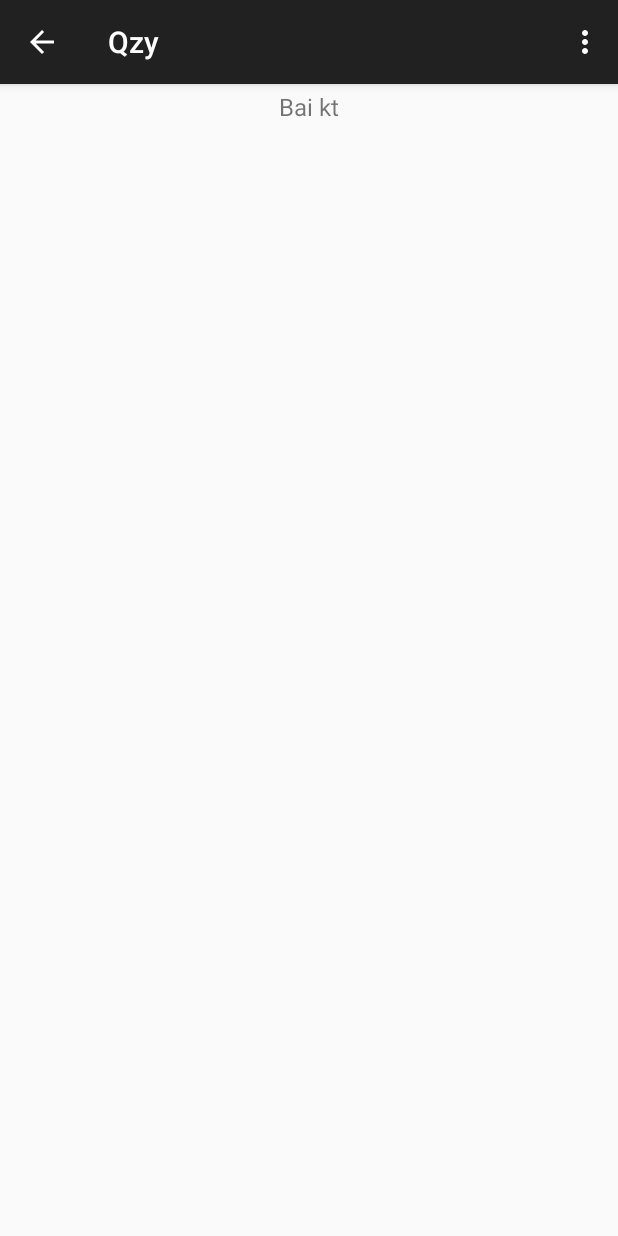
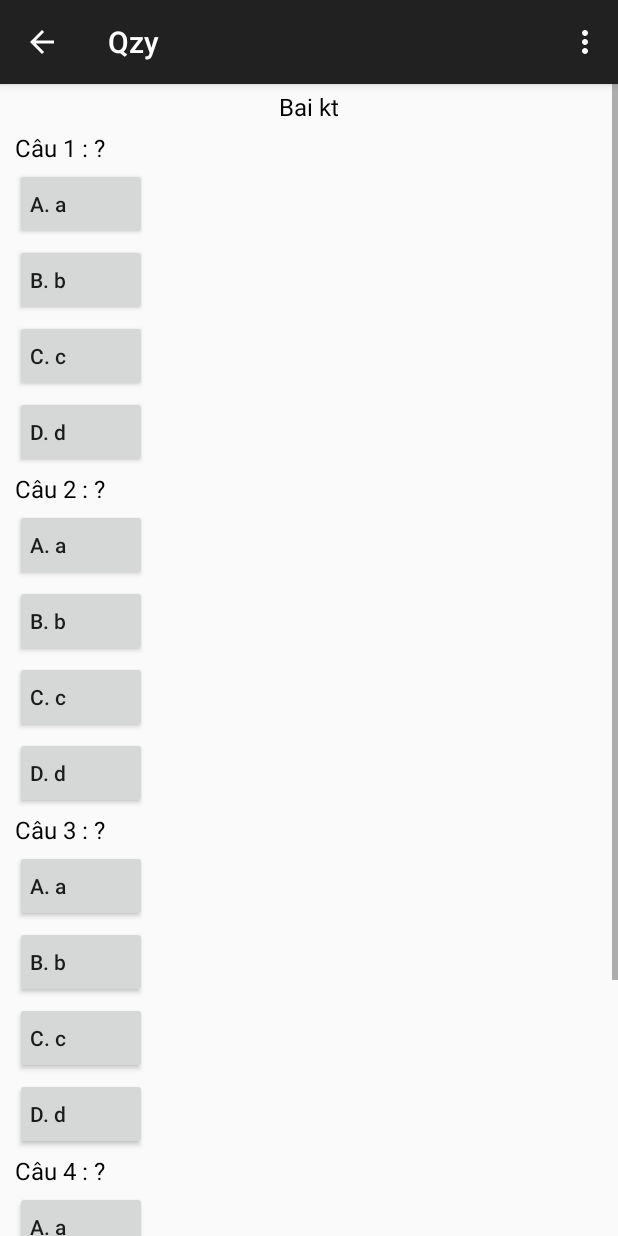
Before and after one commit to uethackathon06/uethackathon2015_team6, an Android app: the screen it shows after launch (MainActivity), after a tap on "GET TEST", on a phone screen of 412 x 824 dp. Run offline under Robolectric (Android 15) with nearby library versions, the phone set to English and light mode, and no system bars; 2 statements that could not run were skipped.

Commit message:
funcitonal test view

```diff
--- a/mobile/Qzy/app/src/main/java/barry/qzy/MainActivity.java
+++ b/mobile/Qzy/app/src/main/java/barry/qzy/MainActivity.java
@@ -19,6 +19,8 @@ import android.widget.ArrayAdapter;
 import android.widget.Button;
 import android.widget.EditText;
 import android.widget.FrameLayout;
+import android.widget.TableLayout;
+import android.widget.TableRow;
 import android.widget.TextView;
 
 
@@ -45,6 +47,32 @@ public class MainActivity extends ActionBarActivity
     void    setUpTestView(Test  tTest) {
         TextView    testTitle = (TextView) testView.findViewById(R.id.test_title);
         testTitle.setText(tTest.title);
+        TableLayout quizTable = (TableLayout) testView.findViewById(R.id.quizs);
+        for (int i = 0; i < tTest.quizs.length; i++) {
+            TableRow    tableRow  = new TableRow(this);
+            View        quizView  = getLayoutInflater().inflate(R.layout.quiz_layout , null);
+            TextView    questionTextView = (TextView) quizView.findViewById(R.id.quiz_question);
+            TableLayout answerTable       = (TableLayout) quizView.findViewById(R.id.quiz_answers);
+
+            questionTextView.setText("Câu " + Integer.toString(i+1) + " : " + tTest.quizs[i].question.toString());
+            for (int j = 0; j < tTest.quizs[i].answers.length; j++) {
+                TableRow    answerRow   = new TableRow(this);
+                View        answerView  = getLayoutInflater().inflate(R.layout.answer_layout , null);
+                Button      answerButton = (Button) answerView.findViewById(R.id.button);
+                answerButton.setText((char) ('A' + j) + ". " + tTest.quizs[i].answers[j].toString());
+                answerButton.setOnClickListener(new View.OnClickListener() {
+                    @Override
+                    public void onClick(View v) {
+                        // update answer sheet
+                    }
+                });
+
+                answerRow.addView(answerView);
+                answerTable.addView(answerRow);
+            }
+            tableRow.addView(quizView);
+            quizTable.addView(tableRow);
+        }
     }
 
     /**
--- a/mobile/Qzy/app/src/main/java/barry/qzy/NetworkAPI.java
+++ b/mobile/Qzy/app/src/main/java/barry/qzy/NetworkAPI.java
@@ -11,6 +11,10 @@ public class NetworkAPI {
     public static Test  getTest(String  username , String  test_URL) {
         Test    mTest = new Test();
         mTest.title = "Bai kt";
+        mTest.quizs = new Quiz[4];
+        for (int i = 0; i < 4; i++) {
+            mTest.quizs[i] = new Quiz();
+        }
         return mTest;
     }
 
--- a/mobile/Qzy/app/src/main/java/barry/qzy/Quiz.java
+++ b/mobile/Qzy/app/src/main/java/barry/qzy/Quiz.java
@@ -6,4 +6,13 @@ package barry.qzy;
 public class Quiz {
     String      question;
     String[]    answers;
+
+    Quiz() {
+        question = "?";
+        answers = new String[4];
+        answers[0] = "a";
+        answers[1] = "b";
+        answers[2] = "c";
+        answers[3] = "d";
+    }
 }
--- a/mobile/Qzy/app/src/main/res/layout/answer_layout.xml
+++ b/mobile/Qzy/app/src/main/res/layout/answer_layout.xml
@@ -14,5 +14,6 @@
         android:layout_marginTop="1dp"
         android:layout_marginBottom="1dp"
         android:gravity="center_vertical|left"
+        android:textAllCaps="false"
         android:paddingLeft="10dp" />
 </LinearLayout>
--- a/mobile/Qzy/app/src/main/res/layout/quiz_layout.xml
+++ b/mobile/Qzy/app/src/main/res/layout/quiz_layout.xml
@@ -12,7 +12,9 @@
         android:layout_marginLeft="10dp"
         android:layout_marginRight="10dp"
         android:layout_marginTop="1dp"
-        android:layout_marginBottom="1dp" />
+        android:layout_marginBottom="1dp"
+        android:textSize="16dp"
+        android:textColor="#000000" />
 
     <TableLayout
         android:layout_width="match_parent"
--- a/mobile/Qzy/app/src/main/res/layout/test_layout.xml
+++ b/mobile/Qzy/app/src/main/res/layout/test_layout.xml
@@ -2,6 +2,17 @@
 <LinearLayout xmlns:android="http://schemas.android.com/apk/res/android"
     android:orientation="vertical" android:layout_width="match_parent"
     android:layout_height="match_parent">
+
+    <ScrollView
+        android:layout_width="match_parent"
+        android:layout_height="match_parent"
+        android:id="@+id/scrollView"
+        android:layout_gravity="center_horizontal" >
+
+        <LinearLayout
+            android:layout_width="match_parent"
+            android:layout_height="match_parent"
+            android:orientation="vertical">
 
             <TextView
                 android:layout_width="fill_parent"
@@ -11,11 +22,23 @@
                 android:layout_gravity="center_horizontal"
                 android:layout_margin="4dp"
                 android:gravity="center_horizontal|fill_vertical"
-        android:textSize="16dp" />
+                android:textSize="16dp"
+                android:textColor="#000000" />
 
             <TableLayout
                 android:layout_width="match_parent"
                 android:layout_height="wrap_content"
                 android:layout_gravity="center_horizontal"
                 android:id="@+id/quizs"></TableLayout>
+
+            <Button
+                android:layout_width="wrap_content"
+                android:layout_height="wrap_content"
+                android:id="@+id/button2"
+                android:layout_gravity="center_horizontal"
+                android:textAllCaps="false"
+                android:text="@string/submit" />
         </LinearLayout>
+    </ScrollView>
+
+</LinearLayout>
--- a/mobile/Qzy/app/src/main/res/values/strings.xml
+++ b/mobile/Qzy/app/src/main/res/values/strings.xml
@@ -4,6 +4,7 @@
     <string name="title_section1">Làm bài thi</string>
     <string name="title_section2">Làm quiz</string>
     <string name="title_section3">Đăng xuất</string>
+    <string name="submit">Nộp bài</string>
 
     <string name="navigation_drawer_open">Open navigation drawer</string>
     <string name="navigation_drawer_close">Close navigation drawer</string>
```
Lines whose indentation alone changed are shown as unchanged.
